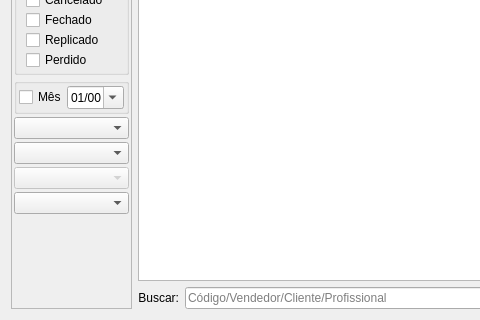
Old version of the form ui/widgetorcamento.ui in the repository darktorres/ERP-STACCATO; both pictures show x 0 to 480 and y 238 to 558 of the 855 by 558 pixel window.
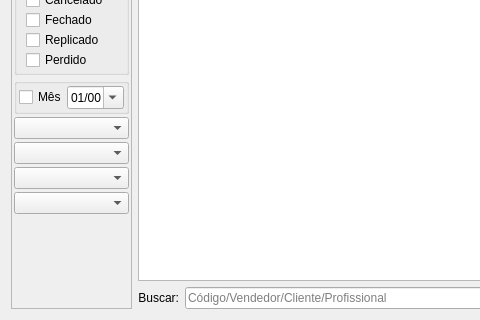
New version of the form. Custom widgets are drawn as their Qt base class.

What changed in the file:
```diff
--- a/ui/widgetorcamento.ui
+++ b/ui/widgetorcamento.ui
@@ -430,11 +430,7 @@
               <number>0</number>
              </property>
              <item>
-              <widget class="QComboBox" name="comboBoxFornecedores">
-               <property name="enabled">
-                <bool>false</bool>
-               </property>
-              </widget>
+              <widget class="QComboBox" name="comboBoxFornecedores"/>
              </item>
             </layout>
            </widget>
```
